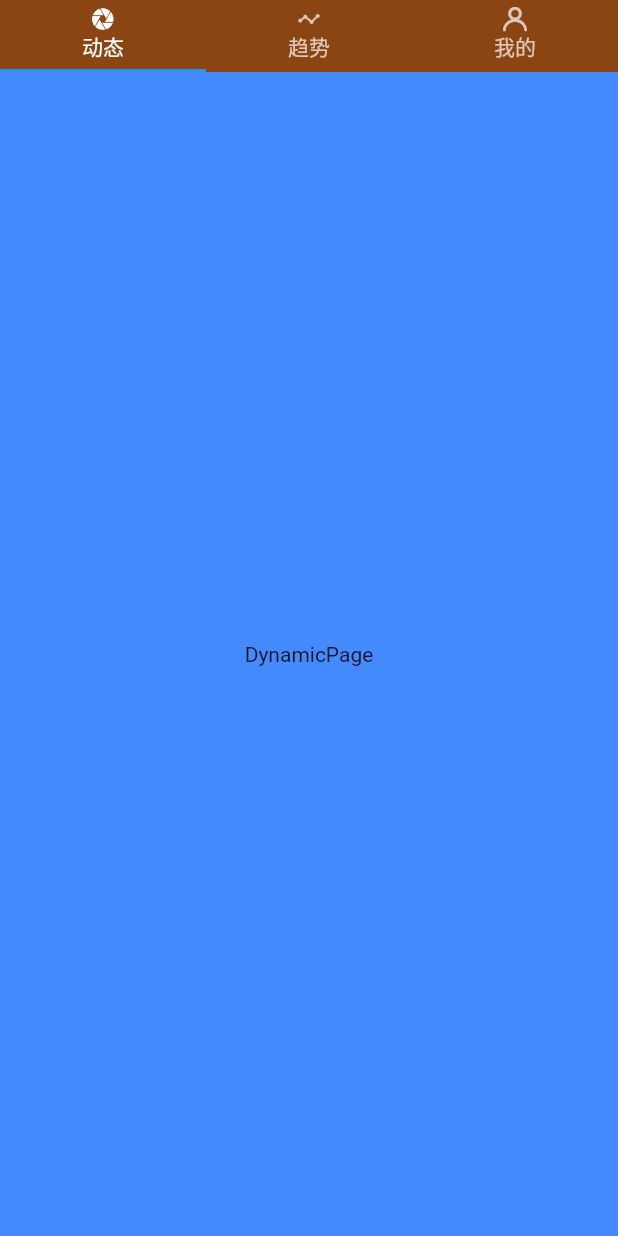
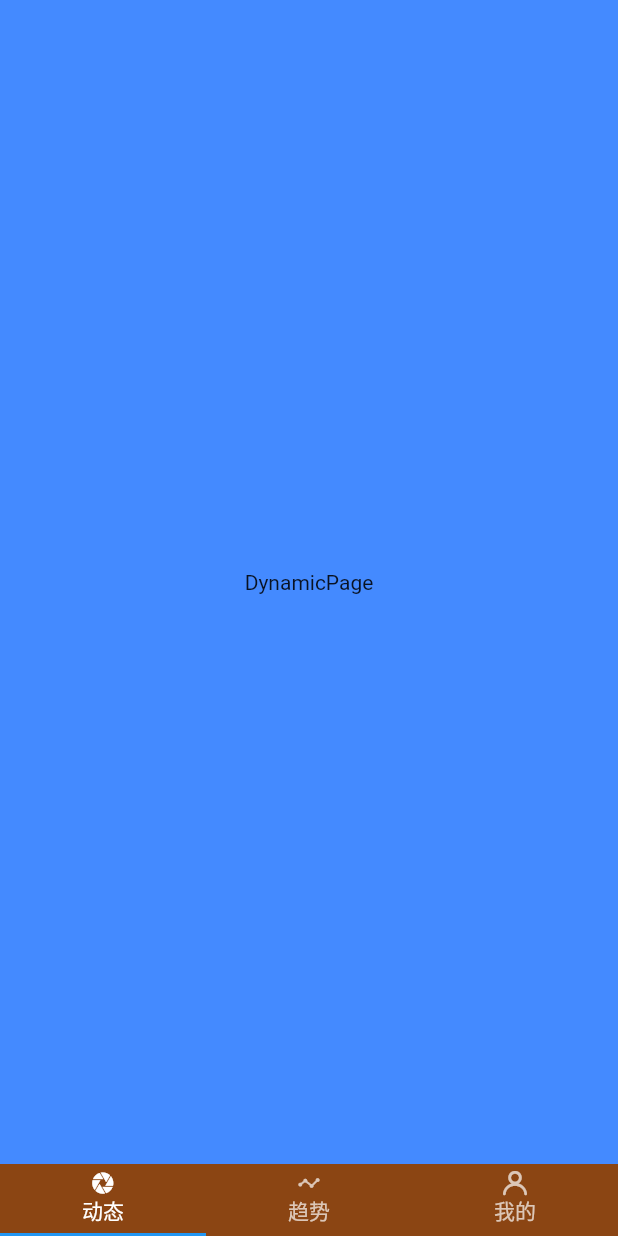
Before and after one commit to NiLuogege/HybridApp, a Flutter app: the screen it shows after launch, on a phone screen of 412 x 824 dp. Run offline on Flutter 3.47's test engine with Material 2 defaults, Android fonts, the phone set to English and light mode, and no system bars; our stand-ins replace dio.

Commit message:
TabBarWidget

```diff
--- a/flutter_module/lib/main.dart
+++ b/flutter_module/lib/main.dart
@@ -53,7 +53,7 @@ class MyApp extends StatelessWidget {
         primarySwatch: Colors.red,
       ),
       home: new TabBarWidget(
-        type: TabBarWidget.TOP_TAB,
+        type: TabBarWidget.BOTTOM_TAB,
         tabItems: tabs,
         tabViews: pageViews,
         backgroundColor: Color(MyColors.red2),
--- a/flutter_module/lib/widget/TabBarWidget.dart
+++ b/flutter_module/lib/widget/TabBarWidget.dart
@@ -1,6 +1,7 @@
 import 'package:flutter/material.dart';
 import '../widget/MyTabBar.dart';
 
+///tabBar 和 TabBarView 封装
 class TabBarWidget extends StatefulWidget {
   ///底部模式type
   static const int BOTTOM_TAB = 1;
@@ -13,11 +14,6 @@ class TabBarWidget extends StatefulWidget {
   final List<Widget> tabViews;
   final Color backgroundColor;
   final Color indicatorColor;
-  final Widget title;
-  final Widget drawer;
-  final Widget floatingActionButton;
-  final TarWidgetControl tarWidgetControl;
-  final PageController topPageController;
 
   TabBarWidget({
     Key key,
@@ -26,11 +22,6 @@ class TabBarWidget extends StatefulWidget {
     this.tabViews,
     this.backgroundColor,
     this.indicatorColor,
-    this.title,
-    this.drawer,
-    this.floatingActionButton,
-    this.tarWidgetControl,
-    this.topPageController,
   }) : super(key: key);
 
   @override
@@ -48,22 +39,9 @@ class _TabBarState extends State<TabBarWidget>
 
   final List<Widget> _tabViews;
 
-//
   final Color _backgroundColor;
 
   final Color _indicatorColor;
-
-//
-//  final Widget _title;
-//
-//  final Widget _drawer;
-//
-//  final Widget _floatingActionButton;
-//
-//  final TarWidgetControl _tarWidgetControl;
-//
-//  final PageController _pageController;
-//
 
   _TabBarState(
       this._type, this._tabViews, this._backgroundColor, this._indicatorColor)
@@ -106,7 +84,19 @@ class _TabBarState extends State<TabBarWidget>
       );
     }
 
-    return null;
+    return new Scaffold(
+        body: new TabBarView(
+          children: _tabViews,
+          controller: _tabController,
+        ),
+        bottomNavigationBar: new Material(
+          color: _backgroundColor,
+          child: new TabBar(
+            controller: _tabController,
+            tabs: widget.tabItems,
+            indicatorColor: _indicatorColor,
+          ),
+        ));
   }
 }
 
```
